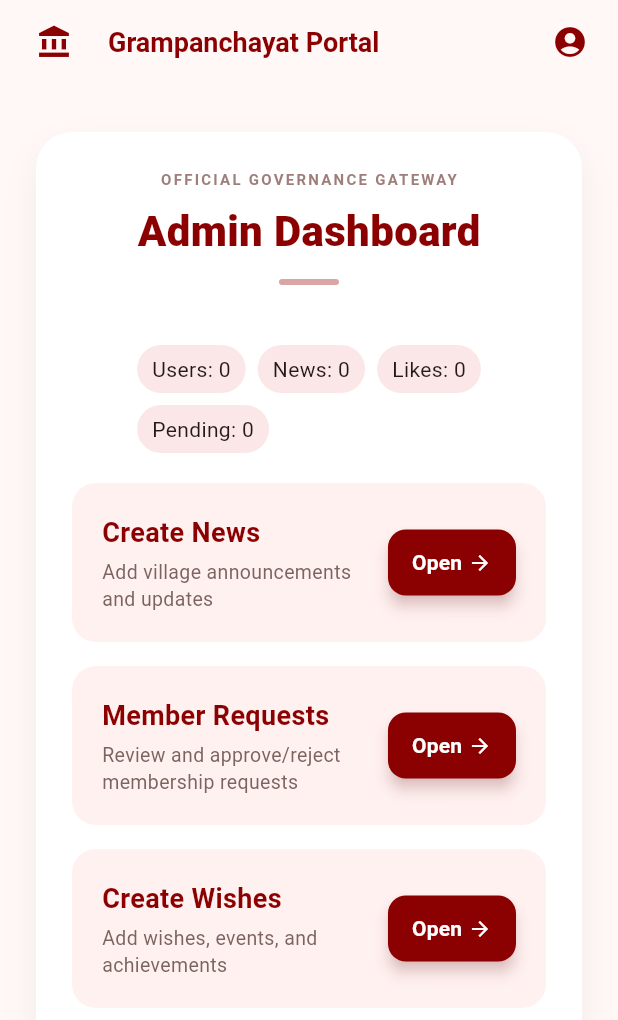
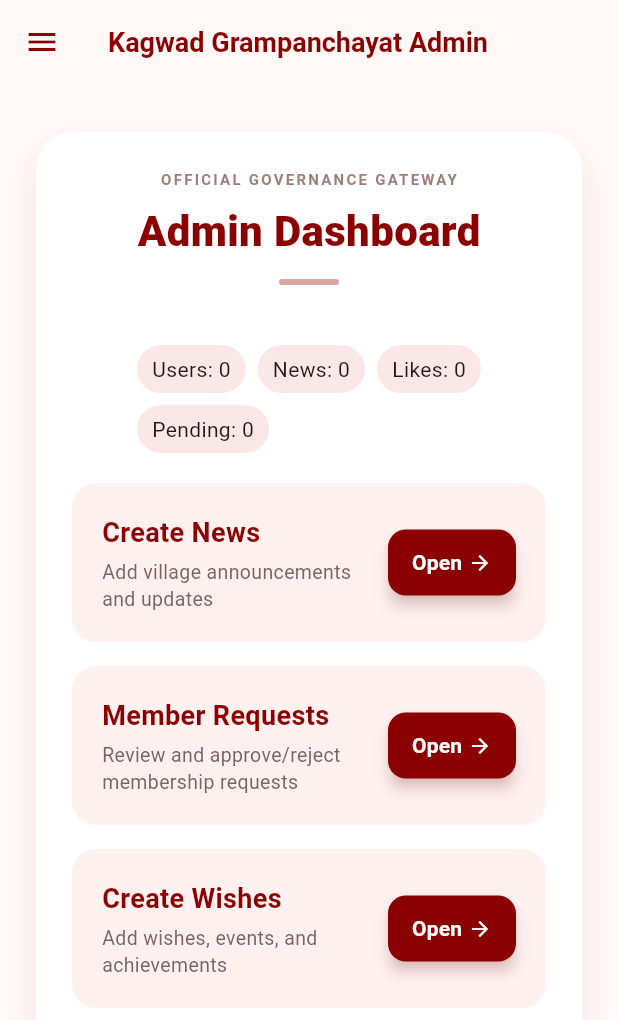
Before and after one commit to OystersKode/grampanchayat_admin, a Flutter app: the MemberRequestsScreen screen opened directly, after a tap on the "menu" icon, after a tap on "Dashboard", on a phone screen of 412 x 824 dp. Shown: the top 1020 px of the screen. Run offline on Flutter 3.47's test engine with Material 3 defaults, Android fonts, the phone set to English and light mode, and no system bars; our stand-ins replace fl_chart, flutter_markdown, flutter_secure_storage, image_picker, shared_preferences; missing offline and left inert: flutter_quill, markdown_quill; accounts and stored records are empty; network calls fail.

Commit message:
Implementation Done

```diff
--- a/lib/admin/screens/admin_dashboard_screen.dart
+++ b/lib/admin/screens/admin_dashboard_screen.dart
@@ -47,25 +47,20 @@ class _AdminDashboardScreenState extends State<AdminDashboardScreen> {
       appBar: AppBar(
         backgroundColor: backgroundColor,
         elevation: 0,
-        leading: const Padding(
-          padding: EdgeInsets.only(left: 16.0),
-          child: Icon(Icons.account_balance, color: primaryMaroon),
+        leading: Builder(
+          builder: (context) => IconButton(
+            icon: const Icon(Icons.menu, color: primaryMaroon),
+            onPressed: () => Scaffold.of(context).openDrawer(),
+          ),
         ),
         title: const Text(
-          'Grampanchayat Portal',
+          'Kagwad Grampanchayat Admin',
           style: TextStyle(
             color: primaryMaroon,
             fontWeight: FontWeight.bold,
             fontSize: 18,
           ),
         ),
-        actions: [
-          IconButton(
-            icon: const Icon(Icons.account_circle, color: primaryMaroon),
-            onPressed: () {},
-          ),
-          const SizedBox(width: 8),
-        ],
       ),
       body: SingleChildScrollView(
         child: Padding(
--- a/lib/admin/widgets/admin_drawer.dart
+++ b/lib/admin/widgets/admin_drawer.dart
@@ -72,14 +72,6 @@ class AdminDrawer extends StatelessWidget {
               );
             },
           ),
-          ListTile(
-            leading: const Icon(Icons.analytics),
-            title: const Text('Analytics'),
-            onTap: () {
-              // Not implemented yet
-              Navigator.pop(context);
-            },
-          ),
           const Spacer(),
           const Divider(),
           ListTile(
```
